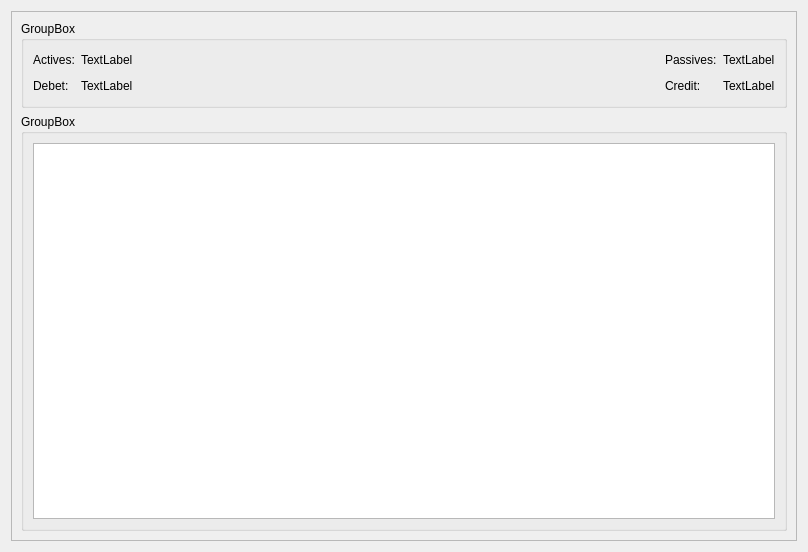
This is mainwidget.ui in sergey196510/mycash as Qt 5 draws it before an edit. The edited form follows.
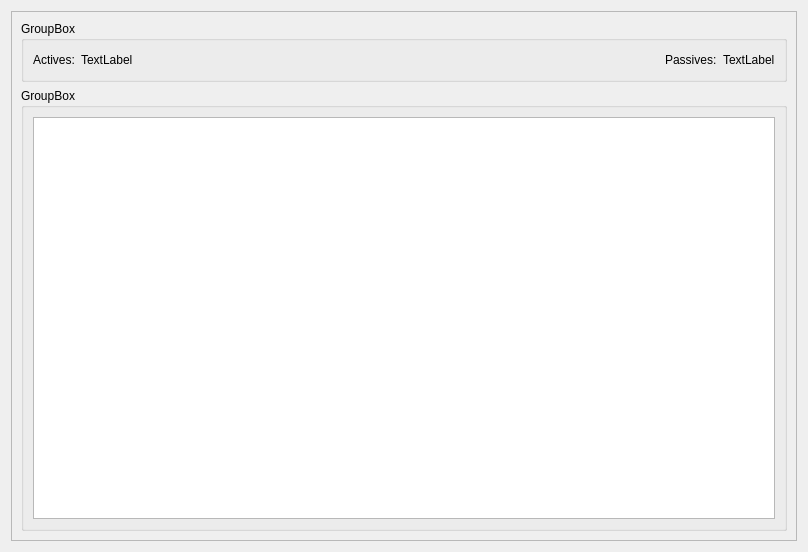
This is the edited form. Custom widgets are drawn as their Qt base class.

What changed in the file:
```diff
--- a/mainwidget.ui
+++ b/mainwidget.ui
@@ -80,47 +80,6 @@
                 </property>
                </widget>
               </item>
-              <item row="1" column="0">
-               <widget class="QLabel" name="label_3">
-                <property name="text">
-                 <string>Debet:</string>
-                </property>
-               </widget>
-              </item>
-              <item row="1" column="1">
-               <widget class="QLabel" name="debet_value">
-                <property name="text">
-                 <string>TextLabel</string>
-                </property>
-               </widget>
-              </item>
-              <item row="1" column="3">
-               <widget class="QLabel" name="label_4">
-                <property name="text">
-                 <string>Credit:</string>
-                </property>
-               </widget>
-              </item>
-              <item row="1" column="4">
-               <widget class="QLabel" name="credit_value">
-                <property name="text">
-                 <string>TextLabel</string>
-                </property>
-               </widget>
-              </item>
-              <item row="1" column="2">
-               <spacer name="horizontalSpacer_2">
-                <property name="orientation">
-                 <enum>Qt::Horizontal</enum>
-                </property>
-                <property name="sizeHint" stdset="0">
-                 <size>
-                  <width>40</width>
-                  <height>20</height>
-                 </size>
-                </property>
-               </spacer>
-              </item>
              </layout>
             </item>
            </layout>
```
Left out of the diff: 14 changed lines with no effect on the pictures.
